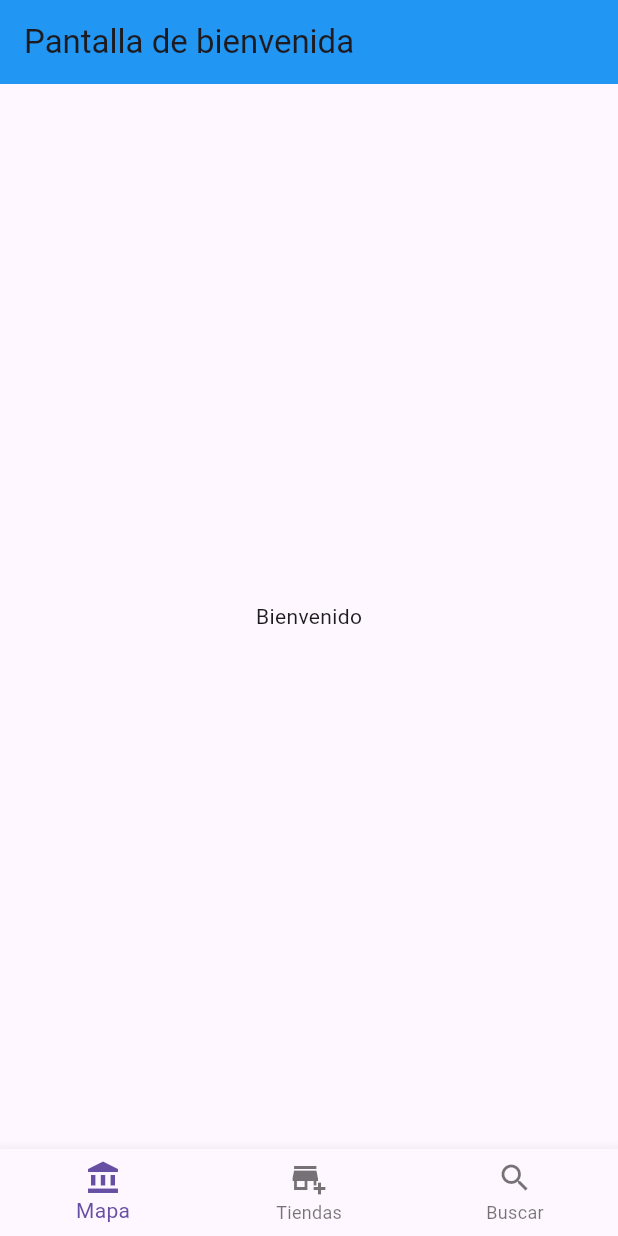
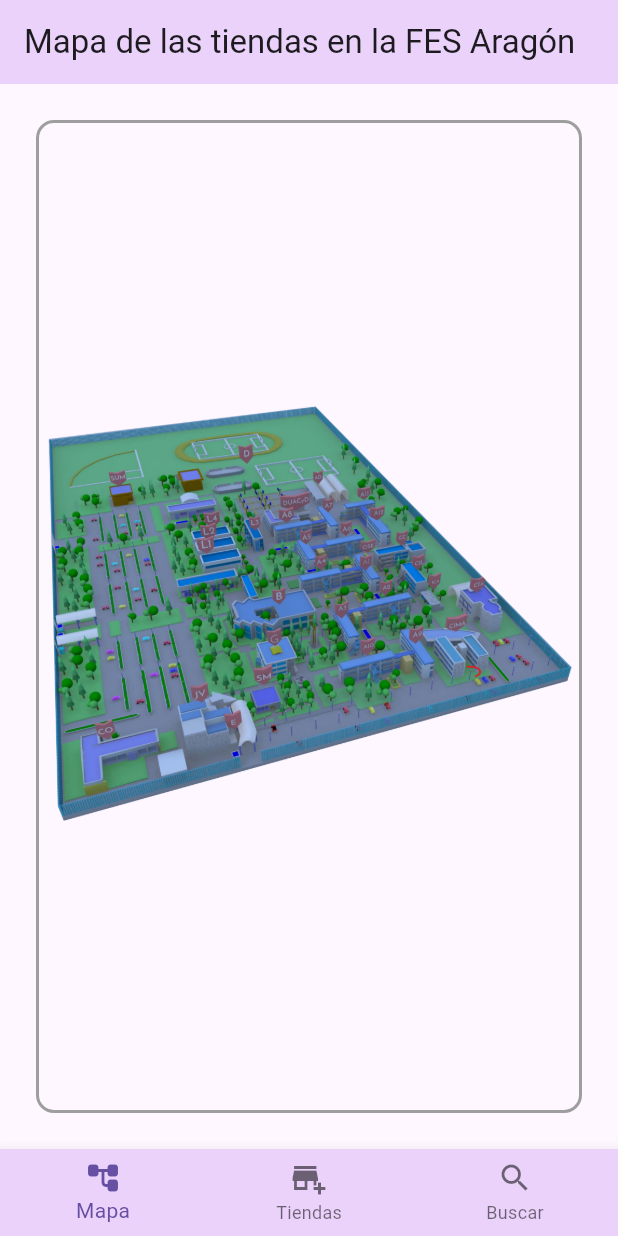
Before and after one commit to LeoGAR55/catalogoAragon, a Flutter app: the screen it shows after launch, on a phone screen of 412 x 824 dp. Run offline on Flutter 3.47's test engine with Material 3 defaults, Android fonts, the phone set to English and light mode, and no system bars; our stand-ins replace cloud_firestore, firebase_core; accounts and stored records are empty.

Commit message:
Pantalla mapa

```diff
--- a/lib/app.dart
+++ b/lib/app.dart
@@ -1,12 +1,27 @@
 import 'package:flutter/material.dart';
-import 'widgets/navegador.dart';  // Asegúrate de que MainScreen esté allí
+import 'widgets/navegador.dart'; // aqui debe estar mainscreen
+import 'pantallas/tiendas/pantallaTienda.dart';
 
-class MyApp extends StatelessWidget {
+class MyApp extends StatelessWidget { // widget principal
   @override
   Widget build(BuildContext context) {
     return MaterialApp(
       debugShowCheckedModeBanner: false,
-      home: MainScreen(),  // Pantalla principal de la app
+      initialRoute: '/', // ruta inicial de la app
+
+      routes: {
+        '/': (context) => MainScreen(),
+        '/tienda': (context) { // https://api.flutter.dev/flutter/widgets/BuildContext-class.html
+          // context nos permite pasar la informacion de como esta un widget con respecto a otro
+          // para pantalla tienda tenemos que pasar la informacion de id y tienda para
+          // saber que tienda se tiene que mostrar
+          final args = ModalRoute.of(context)!.settings.arguments as Map<String, dynamic>; // el context espera el mapa cpn id y nombre
+          return PantallaTienda(
+            idTienda: args['id'],
+            nombreTienda: args['nombre'],
+          );
+        },
+      },
     );
   }
 }
--- a/lib/clases/tienda.dart
+++ b/lib/clases/tienda.dart
@@ -1,21 +1,20 @@
+import 'dart:ui'; // para trabajar con Offset
+
 // clase que representa un producto con los campos nombre y precio
 class Producto {
   final String nombre;
   final double precio;
 
-  // constructor
   Producto({required this.nombre, required this.precio});
 
-  // metodo que crea un producto a partir de un dict
   factory Producto.fromMap(Map<String, dynamic> data) {
     try {
       return Producto(
-        nombre: data['nombre'] ?? 'Sin nombre', // usa 'sin nombre' si no se encuentra el campo
-        precio: (data['precio'] as num).toDouble(), // convertir de number a double
+        nombre: data['nombre'] ?? 'Sin nombre',
+        precio: (data['precio'] as num).toDouble(),
       );
     } catch (e) {
-      // si ocurre un error, imprime el error y devuelve un producto de emergencia
-      print("❌ Error al crear producto: $e");
+      print("error creando productos: $e");
       return Producto(nombre: 'Error', precio: 0.0);
     }
   }
@@ -23,25 +22,57 @@
 
 // clase tienda n
 class Tienda {
-  final String id;
+  final String id; //estos 3 primeros atributos vienen de Firestore
   final String nombre;
   final String imagenUrl;
+  final double cordx; // estas 2 coordenadas indican la posicion de la tienda en el widget de imagenInteractiva
+  final double cordy;
 
-  // constructor de la tienda
-  Tienda({required this.id, required this.nombre, required this.imagenUrl});
+  // constructor de la tienda con todos los campos
+  Tienda({
+    required this.id,
+    required this.nombre,
+    required this.imagenUrl,
+    this.cordx = 0,
+    this.cordy = 0,
+  });
 
-  // metodo para crear la tienda a partir del map de firestone
-  factory Tienda.fromFirestore(String id, Map<String, dynamic> data) {
+  // metodo para crear la tienda a partir del map de Firestore
+  // https://stackoverflow.com/questions/69990793/how-to-use-a-factory-constructor-with-null-safety
+  // con el constructor factory nos aseguramos que los objetos de firebase vengan con los campos correctos
+  // y si no tiramos un error
+  factory Tienda.fromMap(String id, Map<String, dynamic> data) {
     try {
+      // Asegúrate de que los valores no sean null antes de usarlos
+      final nombre = data['nombre'] ?? 'Nombre no disponible';  // nombre por defecto si no existe
+      final imagenUrl = data['imagenUrl'] ?? '';  // imagen vacía si no existe el campo
+
       return Tienda(
-        id: id, // usa el id que nos da firestone
-        nombre: data['nombre'] ?? 'Nombre no disponible', // nombre por defecto si no existe
-        imagenUrl: data['imagenUrl'] ?? '', // imagen vacía si no existe el campo
+        id: id,
+        nombre: nombre,
+        imagenUrl: imagenUrl,
       );
     } catch (e) {
-      // si ocurre un error, imprime el error y lo relanza
+      // si hay un error:
       print("Error al crear tienda desde Firestore: $e");
       rethrow;
     }
   }
+
+  // para trabajar en imagen interactiva
+  // la tienda de la imagen vien con la pos x y y
+  factory Tienda.conPosicion({
+    required String id,
+    required String nombre,
+    required String imagenUrl,
+    required Offset posicion,
+  }) {
+    return Tienda(
+      id: id,
+      nombre: nombre,
+      imagenUrl: imagenUrl,
+      cordx: posicion.dx,
+      cordy: posicion.dy,
+    );
+  }
 }
--- a/lib/pantallas/pantallaBuscar.dart
+++ b/lib/pantallas/pantallaBuscar.dart
@@ -7,20 +7,21 @@
     return Scaffold(
       appBar: AppBar( // appbar que tiene el titulo de la pantalla y el botonpara buscar
         title: Text('Buscar Productos'),
+        backgroundColor: Color.fromARGB(255, 234, 210, 250),
         actions: [
           IconButton(
             icon: Icon(Icons.search), // lupa
             onPressed: () {
               showSearch(
                 context: context,
-                delegate: TiendaSearchDelegate(), // esta clase va a manejar la busqueda de productos
+                delegate: TiendaBuscar(), // esta clase va a manejar la busqueda de productos
               );
             },
           ),
         ],
       ),
       body: Center(
-        child: Text('Ingresa el  a buscar'),
+        child: Text('Ingresa el producto a buscar'),
       ),
     );
   }
--- a/lib/pantallas/pantallaMapa.dart
+++ b/lib/pantallas/pantallaMapa.dart
@@ -1,20 +1,18 @@
 import 'package:flutter/material.dart';
+import 'package:catalogo/widgets/imagenInteractiva.dart'; // Asegúrate de crear este archivo con el widget
 
-class PrimerPantalla extends StatefulWidget {
-  @override
-  _FirstScreenState createState() => _FirstScreenState();
-}
+class PantallaMapa extends StatelessWidget {
+  const PantallaMapa({super.key}); // cosntructor
 
-class _FirstScreenState extends State<PrimerPantalla> {
   @override
   Widget build(BuildContext context) {
     return Scaffold(
-      appBar: AppBar(
-        title: Text("Pantalla de bienvenida"),
-        backgroundColor: Colors.blue,
+      appBar: AppBar(title: const Text("Mapa de las tiendas en la FES Aragón"),
+      backgroundColor: Color.fromARGB(255, 234, 210, 250),
       ),
-      body: Center(
-        child: Text("Bienvenido"),
+      body: Padding(
+        padding: EdgeInsets.all(8.0),
+        child: ImagenInteractiva(), // widget personalizado del mapa
       ),
     );
   }
--- /dev/null
+++ b/lib/widgets/imagenInteractiva.dart
@@ -0,0 +1,160 @@
+import 'package:catalogo/pantallas/tiendas/detallesTienda.dart';
+import 'package:flutter/material.dart';
+import 'package:cloud_firestore/cloud_firestore.dart';
+import '../clases/tienda.dart';
+
+class ImagenInteractiva extends StatefulWidget {
+  const ImagenInteractiva({super.key});
+
+  @override
+  State<ImagenInteractiva> createState() => _ImagenInteractivaState();
+}
+
+class _ImagenInteractivaState extends State<ImagenInteractiva> {
+  List<Tienda> _tiendas = []; // todas las tiendas
+
+  final Map<String, Offset> _posiciones = { // donde se va a dibujar cada iconbutton
+    'tienda_01': Offset(0.55, 0.47),
+    'tienda_02': Offset(0.55, 0.47), // frente al a3
+    'tienda_03': Offset(0.59, 0.41),
+    'tienda_04': Offset(0.59, 0.41),
+    'tienda_05': Offset(0.59, 0.41),
+    'tienda_06': Offset(0.59, 0.41), // atras del a2
+    'tienda_07': Offset(0.46, 0.36),
+    'tienda_08': Offset(0.46, 0.36), // entre el a4 y a5
+    'tienda_09': Offset(0.4, 0.31),
+    'tienda_10': Offset(0.4, 0.31), // al costado del l3
+    'tienda_11': Offset(0.56, 0.32),
+    'tienda_12': Offset(0.56, 0.32),
+    'tienda_13': Offset(0.56, 0.32),
+    'tienda_14': Offset(0.56, 0.32,), // al frente del a5
+    'tienda_15': Offset(0.54, 0.275),
+    'tienda_16': Offset(0.54, 0.275), // enfrente del a12 y a6
+    'tienda_17': Offset(0.214, 0.247),
+    'tienda_18': Offset(0.214, 0.247), // al frente del gimnasio
+    'tienda_19': Offset(0.494, 0.32), // colectivo en el a6
+  };
+
+  @override // cuando este widget se crea consultamos en firestore las tiendas
+  void initState() {
+    super.initState();
+    _cargarTiendas(); // con este metodo realizamos la consulta
+  }
+
+  Future<void> _cargarTiendas() async {
+    final documentos = await FirebaseFirestore.instance.collection('tiendas').get(); // traer todos los documentos de tiendas
+    // https://stackoverflow.com/questions/46611369/get-all-from-a-firestore-collection-in-flutter
+    final tiendas = documentos.docs.map((doc) { // convertir documentos a objetos tienda
+      final data = doc.data();
+      final id = doc.id;
+      final posicion = _posiciones[id] ?? Offset(0.01, 0.01); // posiciones default
+      return Tienda( // por alguna razon si los documentos venian sin imagen url la app explotaba
+        id: id, // entonces hay que poner valores por default para evitar nulos
+        nombre: data['nombre'] ?? 'Sin nombre',
+        imagenUrl: data['imagenUrl'] ?? '',
+        cordx: posicion.dx,
+        cordy: posicion.dy,
+      );
+    }).toList();
+
+    setState(() { // volver a dibujar el widget con las nuevas tiendas cargadas
+      _tiendas = tiendas;
+    });
+  }
+  // interfaz
+  @override
+  Widget build(BuildContext context) {
+    return Padding(
+      padding: const EdgeInsets.all(16.0),
+      child: Center(
+        child: Container( // contenedor para hacer un borde alrededor del interactive viewer
+          decoration: BoxDecoration( // porque la imagen es una png y no s eveia bien
+            border: Border.all(color: Colors.grey, width: 2.0),
+            borderRadius: BorderRadius.circular(12),
+          ),
+          child: InteractiveViewer(
+            boundaryMargin: const EdgeInsets.all(50), // deslizazmiento fuera de la imagen en pixeles
+            minScale: 0.85, // minimos y maximos del zoom a la img
+            maxScale: 4.0,
+            child: LayoutBuilder(
+              builder: (context, constraints) {
+                // AGRUPAR TIENDAS
+                // muchas tiendas estan muy juntas y se veia muy mal el mapa con tantos iconos
+                // entonces decidi agrupar las que tengan las mismas cordenadas
+                // y mostrar un menu para seleccionar la que quisieras
+                final Map<Offset, List<Tienda>> agrupadas = {};
+                for (var tienda in _tiendas) {
+                  final key = Offset(tienda.cordx, tienda.cordy);
+                  agrupadas.putIfAbsent(key, () => []).add(tienda);
+                }
+                  // widget para poder poner los iconbuttons encima de la imagen
+                // https://www.dhiwise.com/post/flutter-stack-your-ultimate-guide-to-overlapping-widgets
+                return Stack(
+                  children: [
+                    Image.asset( // traer la imagen
+                      'lib/recursos/mapaAragon.png',
+                      fit: BoxFit.contain,
+                      width: constraints.maxWidth,
+                      height: constraints.maxHeight,
+                    ),
+                    ...agrupadas.entries.map((entry) { // dibujar iconbuttons
+                      final left = entry.key.dx * constraints.maxWidth;
+                      final top = entry.key.dy * constraints.maxHeight;
+                      return Positioned(
+                        left: left,
+                        top: top,
+                        child: IconButton(
+                          icon: Icon(
+                            // si hay mas de 1 icono en una posicion se usa el icono 1 y si solo hay 1 se usa el icono 2
+                            // esto solo sirve en el caso del colectivo :3
+                            entry.value.length > 1 ? Icons.storefront : Icons.store,
+                            color: Colors.redAccent,
+                            size: 24,
+                          ),
+                          onPressed: () {
+                            // al presionar un icono mostramos un showdialog con las tiendas
+                            // con coordenadas iguales (definidas en imginteractiva)
+                            showDialog(
+                              context: context,
+                              builder: (_) => AlertDialog(
+                                title: const Text('Tiendas en este edificio'),
+                                content: SizedBox(
+                                  width: double.maxFinite,
+                                  child: ListView.builder(
+                                    shrinkWrap: true,
+                                    itemCount: entry.value.length,
+                                    itemBuilder: (context, index) {
+                                      final tienda = entry.value[index];
+                                      return ListTile(
+                                        title: Text(tienda.nombre),
+                                        leading: const Icon(Icons.store),
+                                        // cuando se escoge una tienda en show dialog
+                                        onTap: () {
+                                          Navigator.pop(context); // cerrar showdialog
+                                          Navigator.push( // ir a tiendadetalles
+                                            context,
+                                            MaterialPageRoute(
+                                              builder: (_) => TiendaDetalle(tienda: tienda),
+                                            ),
+                                          );
+                                        },
+                                      );
+                                    },
+                                  ),
+                                ),
+                              ),
+                            );
+                          },
+                        ),
+                      );
+                    }),
+                  ],
+                );
+              },
+            ),
+          ),
+        ),
+      ),
+    );
+  }
+}
--- a/lib/widgets/navegador.dart
+++ b/lib/widgets/navegador.dart
@@ -1,5 +1,5 @@
 import 'package:flutter/material.dart';
-import 'package:catalogo/pantallas/pantallaMapa.dart';  // Asegúrate de que FirstScreen esté correctamente definida
+import 'package:catalogo/pantallas/pantallaMapa.dart';  // importar las pantallas que usamos en la bottomnavbar
 import 'package:catalogo/pantallas/tiendas/pantallaTienda.dart';
 import 'package:catalogo/pantallas/pantallaBuscar.dart';
 
@@ -9,10 +9,10 @@
 }
 
 class _MainScreenState extends State<MainScreen> { // widget main screen para navegar entre pantallas
-  int _currentIndex = 0;  // Indice inicial
+  int _currentIndex = 0;  // indice inicial
   final List<Widget> _screens = [
-    PrimerPantalla(),  // Asegúrate de que FirstScreen esté bien importada
-    SegundaPantalla(), // Asegúrate de que SecondScreen esté bien importada
+    PantallaMapa(),  // constructores de nuestras pantallas
+    PantallaTienda(),
     PantallaBuscar(),
 
   ];
@@ -22,14 +22,15 @@
     return Scaffold(
       body: _screens[_currentIndex],  // Cargar la pantalla correspondiente al indice
       bottomNavigationBar: BottomNavigationBar(
-        currentIndex: _currentIndex,  // El índice actual para cambiar la pantalla
+        backgroundColor: Color.fromARGB(255, 234, 210, 250),
+        currentIndex: _currentIndex,  // ind actual
         onTap: (index) { // cuando el usuario toca un icono cambiamos el indice
           setState(() { // actualizamos el estado para mostrar la pantalla
-            _currentIndex = index;  // Cambiar el índice al hacer clic en un ítem
+            _currentIndex = index;  // cambiar el índice al hacer clic en un ítem
           });
         },
         items: [ // botones de la app con los cuales vamos a navegar entre pantallas
-          BottomNavigationBarItem(icon: Icon(Icons.account_balance), label: "Mapa"),
+          BottomNavigationBarItem(icon: Icon(Icons.account_tree_rounded), label: "Mapa"),
           BottomNavigationBarItem(icon: Icon(Icons.add_business), label: "Tiendas"),
           BottomNavigationBarItem(icon: Icon(Icons.search), label: "Buscar"),
         ],
--- a/pubspec.yaml
+++ b/pubspec.yaml
@@ -34,6 +34,8 @@
   # The following adds the Cupertino Icons font to your application.
   # Use with the CupertinoIcons class for iOS style icons.
   cupertino_icons: ^1.0.8
+  syncfusion_flutter_maps: ^29.1.38
+  #https://pub.dev/packages/syncfusion_flutter_maps/install
 
 dev_dependencies:
   flutter_test:
@@ -52,6 +54,9 @@
 
 # The following section is specific to Flutter packages.
 flutter:
+  assets:
+    - lib/recursos/mapaAragon.png
+    #https://stackoverflow.com/questions/49757953/how-to-load-json-assets-into-a-flutter-app
 
   # The following line ensures that the Material Icons font is
   # included with your application, so that you can use the icons in
```
Also changed, not shown: lib/clases/busquedaProducto.dart (+8 -4 lines), lib/pantallas/tiendas/detallesTienda.dart (+13 -11 lines), lib/pantallas/tiendas/pantallaTienda.dart (+61 -27 lines), lib/widgets/tarjetaTienda.dart (+19 -11 lines), lib/recursos/mapaAragon.png (added), pubspec.lock.
